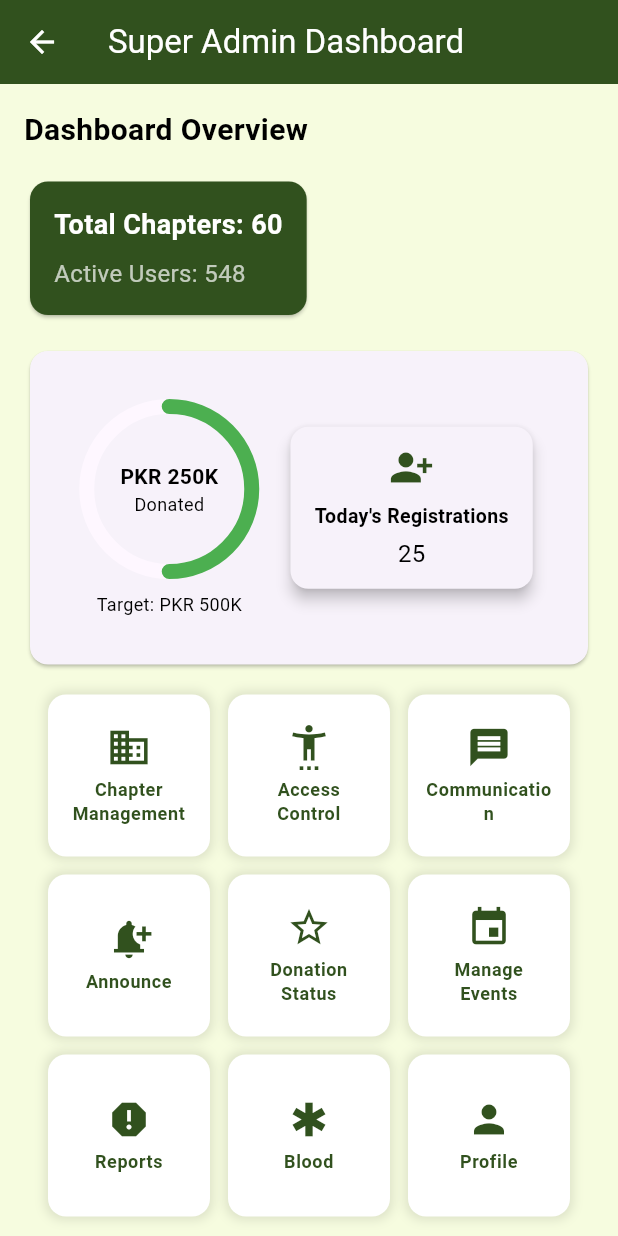
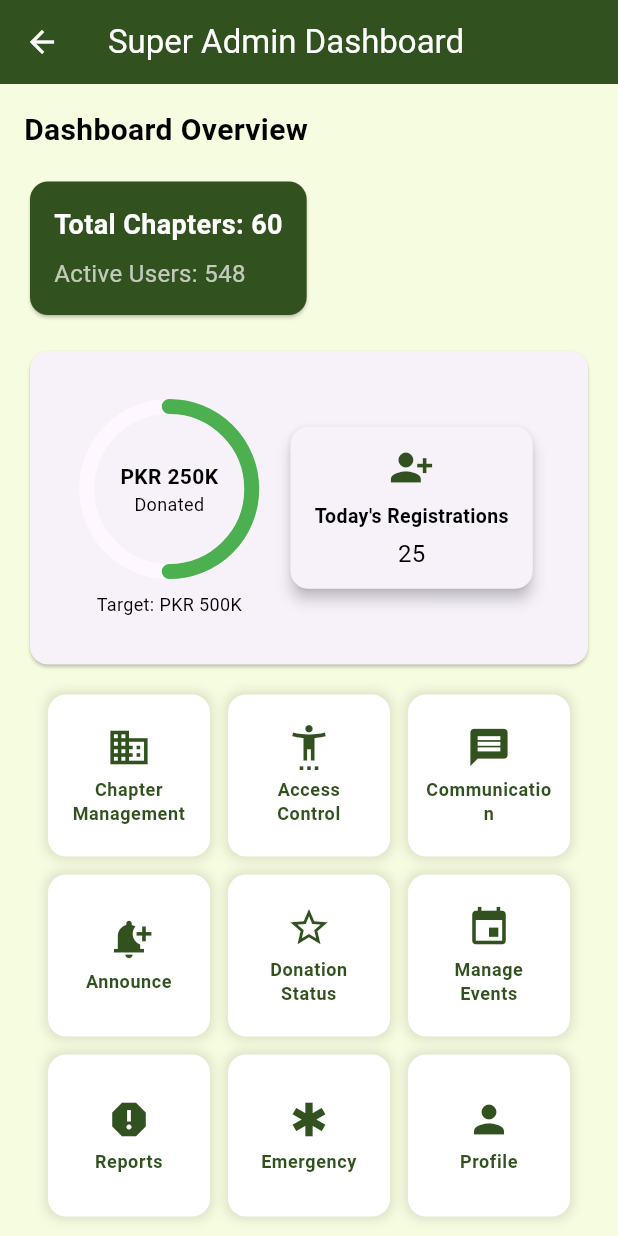
Before and after one commit to Muhammadsaqibsharif/kaar_e_kamal, a Flutter app: the DashboardScreen screen opened by its route, on a phone screen of 412 x 824 dp. Run offline on Flutter 3.47's test engine with Material 3 defaults, Android fonts, the phone set to English and light mode, and no system bars; drawn by our look-alikes of percent_indicator; our stand-ins replace carousel_slider, image_picker, share_plus, shared_preferences; accounts and stored records are empty.

Commit message:
Screen SuperAdmin Front end Screens Complete

```diff
--- a/lib/screens/superAdmin/dashboard_screen.dart
+++ b/lib/screens/superAdmin/dashboard_screen.dart
@@ -85,7 +85,7 @@ class DashboardScreen extends StatelessWidget {
                           context, RouteNames.ReportsDashboardScreen);
                     }),
                     _buildFeatureTile(context,
-                        title: 'Blood', icon: Icons.emergency, onTap: () {
+                        title: 'Emergency', icon: Icons.emergency, onTap: () {
                       Navigator.pushNamed(
                           context, RouteNames.EmergencyProtocolsScreen);
                     }),
```
